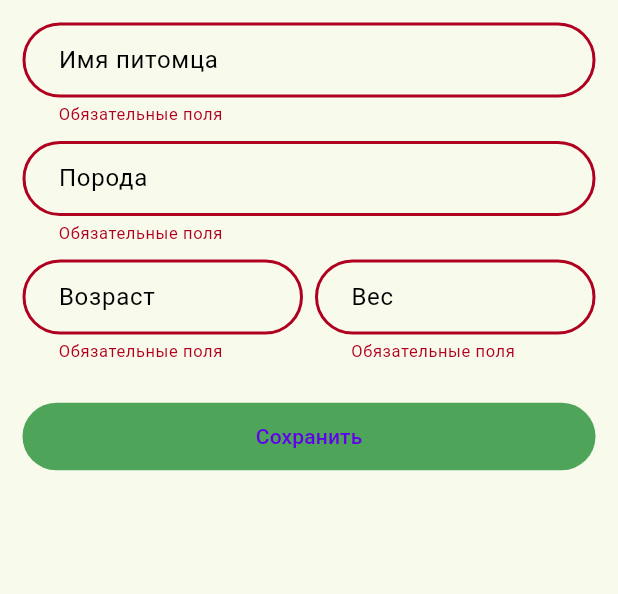
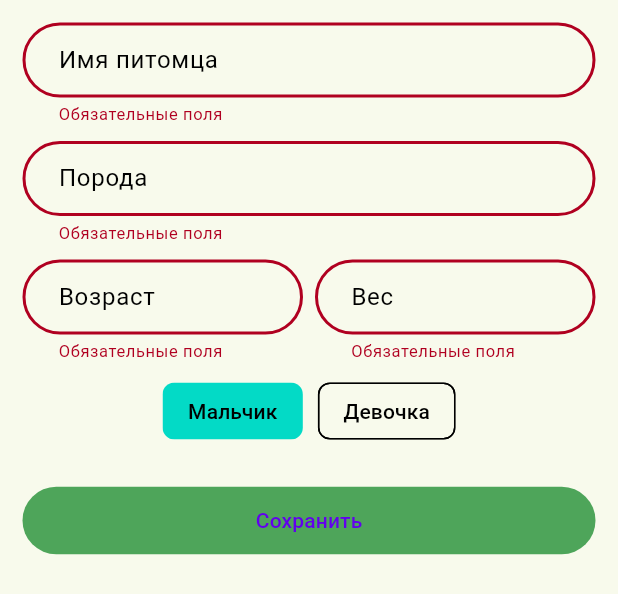
Before and after one commit to Project-DogsAndCat/DogsAndCat, a Flutter app: the AddPetPage widget shown alone on an empty page, opened directly, after a tap on "Сохранить", on a phone screen of 412 x 824 dp. Shown: the top 594 px of the screen. Run offline on Flutter 3.47's test engine with Material 3 defaults, Android fonts, the phone set to English and light mode, and no system bars; our stand-ins replace flutter_bloc, flutter_holo_date_picker, flutter_svg, fpdart, freezed_annotation, geolocator and 4 more; missing offline and left inert: yandex_mapkit; accounts and stored records are empty.

Commit message:
Чутка отрефакторил, как говорится, немного поработал с добавлением и удалением питомцев, а именно пол их

```diff
--- a/dogs_and_cats/lib/core/utils/app_strings.dart
+++ b/dogs_and_cats/lib/core/utils/app_strings.dart
@@ -1,29 +1,40 @@
 class AppString {
   static const email = 'Email-адрес';
-  static const name = 'Имя';
   static const password = 'Пароль';
   static const phone = 'Телефон';
-  static const required = 'Обязательные поля';
   static const firstName = 'Имя';
   static const lastName = 'Фамилия';
   static const firstAndLastName = 'Имя и Фамилия';
   static const personalData = 'Личные данные';
-  static const myPets = 'Мои питомцы';
-  static const providedValidName = 'Укажите действительное имя';
+  static const required = 'Обязательные поля';
   static const providedValidEmail = 'Укажите действительню почту';
   static const providedValidPhone = 'Укажите действительню номер телефона';
   static const providedValidPassword = 'Укажите действительный пароль';
   static const register = 'Зарегистрироваться';
+  static const login = 'Войти';
+  static const logout = "Выйти";
+  static const profile = "Профиль";
+  static const profileUpdated = "Профиль изменился";
+  static const success = "Успешно";
+  static const save = 'Сохранить';
+  static const update = 'Изменить';
+
+  static const myPets = 'Мои питомцы';
+  static const nameOfPet = 'Имя питомца';
+  static const breed = 'Порода';
+  static const age = 'Возраст';
+  static const weight = 'Вес';
+  static const gender = 'Пол';
+  static const addPet = 'Добавить питомца';
+  static const usualPet = 'Без особенностей';
+  static const unusualPet = 'С особенностями';
+  static const boy = 'Мальчик';
+  static const girl = 'Девочка';
+
   static const internalServerError = 'Отсутствует соединение с интернетом';
   static const internetNotFound = 'Отсутствует соединение с интернетом';
-  static const login = 'Войти';
   static const accountCreated = 'Аккаунт успешно создан';
   static const loginSuccess = 'Вы успешно вошли';
   static const newUser = "У вас нет аккаунта? ";
   static const noDataFound = 'Данные не найдены';
-
-  static const profile = "Профиль";
-  static const logout = "Выйти";
-  static const profileUpdated = "Профиль изменился";
-  static const success = "Успешно";
 }
--- a/dogs_and_cats/lib/core/widgets/custom_text_form_field.dart
+++ b/dogs_and_cats/lib/core/widgets/custom_text_form_field.dart
@@ -34,6 +34,7 @@ class CustomTextFormField extends StatelessWidget {
       decoration: InputDecoration(
         suffixIcon: suffixIcon,
         hintText: hintText,
+        hintStyle: TextStyle(color: color),
         errorStyle: TextStyle(
           fontSize: 11,
         ),
--- a/dogs_and_cats/lib/domain/models/service_characteristics.dart
+++ b/dogs_and_cats/lib/domain/models/service_characteristics.dart
@@ -1,10 +1,10 @@
 class ServiceCharacteristic {
   ServiceCharacteristic({
-    required this.id,
+    required this.serviceId,
     required this.time,
     required this.price,
   });
-  final String id;
+  final String serviceId;
   final String time;
   final double price;
 }
--- a/dogs_and_cats/lib/presentation/account/pages/bottom_sheet_edit_page.dart
+++ b/dogs_and_cats/lib/presentation/account/pages/bottom_sheet_edit_page.dart
@@ -1,3 +1,4 @@
+import 'package:dogs_and_cats/core/utils/app_strings.dart';
 import 'package:flutter/material.dart';
 
 import '../../../core/widgets/rounded_elevated_button.dart';
@@ -38,7 +39,7 @@ class _BottomSheetEditPageState extends State<BottomSheetEditPage> {
                   Navigator.pop(context);
                 }
               },
-              widget: const Text('Изменить'),
+              widget: const Text(AppString.update),
             ),
           ],
         ),
--- a/dogs_and_cats/lib/presentation/pets/pages/add_pet_page.dart
+++ b/dogs_and_cats/lib/presentation/pets/pages/add_pet_page.dart
@@ -19,19 +19,20 @@ class AddPetPage extends StatefulWidget {
 
 class _AddPetPageState extends State<AddPetPage> {
   final _nameController = TextEditingController();
-  final _breadController = TextEditingController();
+  final _breedController = TextEditingController();
   final _ageController = TextEditingController();
   final _weightController = TextEditingController();
 
   @override
   void dispose() {
     _nameController.dispose();
-    _breadController.dispose();
+    _breedController.dispose();
     _ageController.dispose();
     _weightController.dispose();
     super.dispose();
   }
 
+  bool? _isBoy = true;
   @override
   Widget build(BuildContext context) {
     return Form(
@@ -43,7 +44,7 @@ class _AddPetPageState extends State<AddPetPage> {
           children: [
             CustomTextFormField(
               controller: _nameController,
-              hintText: 'Имя питомца',
+              hintText: AppString.nameOfPet,
               validator: (value) {
                 if (value!.isEmpty) {
                   return AppString.required;
@@ -53,12 +54,12 @@ class _AddPetPageState extends State<AddPetPage> {
               keyboardType: TextInputType.name,
               obscureText: false,
             ),
-            SizedBox(
+            const SizedBox(
               height: 10.0,
             ),
             CustomTextFormField(
-              controller: _breadController,
-              hintText: 'Порода',
+              controller: _breedController,
+              hintText: AppString.breed,
               validator: (value) {
                 if (value!.isEmpty) {
                   return AppString.required;
@@ -68,7 +69,7 @@ class _AddPetPageState extends State<AddPetPage> {
               keyboardType: TextInputType.text,
               obscureText: false,
             ),
-            SizedBox(
+            const SizedBox(
               height: 10.0,
             ),
             Row(
@@ -80,7 +81,7 @@ class _AddPetPageState extends State<AddPetPage> {
                       CustomTextFormField(
                         readOnly: true,
                         controller: _ageController,
-                        hintText: 'Возраст',
+                        hintText: AppString.age,
                         validator: (_) {
                           if (_ageController.text.isEmpty) {
                             return AppString.required;
@@ -99,14 +100,16 @@ class _AddPetPageState extends State<AddPetPage> {
                               final dateBhd =
                                   await DatePicker.showSimpleDatePicker(
                                 context,
-                                firstDate: DateTime(now.year - 20),
-                                lastDate: DateTime.now(),
+                                firstDate: DateTime(now.year - 30),
+                                lastDate: now,
                                 dateFormat: "dd-MMMM-yyyy",
                                 locale: DateTimePickerLocale.ru,
                                 looping: true,
                               );
 
-                              _ageController.text = _calculatingAge(dateBhd!);
+                              if (dateBhd != null) {
+                                _ageController.text = _calculatingAge(dateBhd);
+                              }
                             },
                             child: Container(
                               decoration: BoxDecoration(
@@ -119,13 +122,13 @@ class _AddPetPageState extends State<AddPetPage> {
                     ],
                   ),
                 ),
-                SizedBox(
+                const SizedBox(
                   width: 8.0,
                 ),
                 Expanded(
                   child: CustomTextFormField(
                     controller: _weightController,
-                    hintText: 'Вес',
+                    hintText: AppString.weight,
                     validator: (value) {
                       if (value!.isEmpty) {
                         return AppString.required;
@@ -141,17 +144,46 @@ class _AddPetPageState extends State<AddPetPage> {
                 ),
               ],
             ),
-            SizedBox(height: 25.0),
+            const SizedBox(height: 8.0),
+            Wrap(
+              spacing: 10.0,
+              children: [
+                ChoiceChip(
+                  label: Text(AppString.boy),
+                  showCheckmark: false,
+                  selected: _isBoy == true,
+                  onSelected: (bool selected) {
+                    setState(() {
+                      _isBoy = selected ? true : false;
+                    });
+                  },
+                ),
+                ChoiceChip(
+                  label: Text(AppString.girl),
+                  showCheckmark: false,
+                  selected: _isBoy == false,
+                  onSelected: (bool selected) {
+                    setState(() {
+                      _isBoy = selected ? false : true;
+                    });
+                  },
+                ),
+              ],
+            ),
+            SizedBox(
+              height: 25.0,
+            ),
             RoundedElevatedButton(
-              widget: Text('Сохранить'),
+              widget: const Text(AppString.save),
               onPressed: () {
-                if (AddPetPage._formKey.currentState!.validate()) {
+                if (AddPetPage._formKey.currentState!.validate() &&
+                    _isBoy != null) {
                   Pet pet = Pet(
                       name: _nameController.text,
-                      breed: _breadController.text,
+                      breed: _breedController.text,
                       age: _ageController.text,
                       weight: int.parse(_weightController.text),
-                      gender: 'gender');
+                      gender: _isBoy! ? AppString.boy : AppString.girl);
                   context.read<PetBloc>().add(PetEvent.add(pet: pet));
                 }
               },
@@ -164,16 +196,16 @@ class _AddPetPageState extends State<AddPetPage> {
 }
 
 String _calculatingAge(DateTime dateBhd) {
-  DateTime dateTimeNow = DateTime.now();
-  final year = (dateTimeNow.difference(dateBhd).inDays ~/ 365);
-  final month = (dateTimeNow.difference(dateBhd).inDays ~/ 30) - 12 * year;
-  final numberOfYear = _formatingYear(year);
-  return '$numberOfYear $month мес.';
+  DateTime today = DateTime.now();
+  final year = _formatingYear(today.year - dateBhd.year);
+  int mth = today.month - dateBhd.month;
+  if (mth < 0) mth = 12 + mth;
+  return '$year $mth мес.';
 }
 
 String _formatingYear(int year) {
-  if (year == 1) return '$year год';
-  if (year > 1 && year < 5) {
+  if (year % 10 == 1 && year != 11) return '$year год';
+  if (year % 10 > 1 && year % 10 < 5) {
     return '$year года';
   } else {
     return '$year лет';
--- a/dogs_and_cats/lib/presentation/pets/widgets/list_pets.dart
+++ b/dogs_and_cats/lib/presentation/pets/widgets/list_pets.dart
@@ -1,3 +1,4 @@
+import 'package:dogs_and_cats/core/utils/app_strings.dart';
 import 'package:flutter/material.dart';
 import 'package:flutter_bloc/flutter_bloc.dart';
 
@@ -24,8 +25,8 @@ class ListPets extends StatelessWidget {
                     child: CustomProfileButton(
                       mainInfoTitle: state.pets[index].name.toString(),
                       otherInfoTitle: state.pets[index].features == null
-                          ? 'Без особенностей'
-                          : 'Есть особенности',
+                          ? AppString.usualPet
+                          : AppString.unusualPet,
                       icon: Icons.add,
                       onPressed: () {
                         showModalBottomSheet<void>(
--- a/dogs_and_cats/pubspec.yaml
+++ b/dogs_and_cats/pubspec.yaml
@@ -51,6 +51,7 @@ dependencies:
   yandex_mapkit: ^4.1.0
   geolocator: ^13.0.2
   flutter_holo_date_picker: ^2.0.0
+  intl: ^0.17.0
 
 dev_dependencies:
   flutter_test:
```
Also changed, not shown: dogs_and_cats/lib/data/models/service_characteristic/service_characteristic_dto.dart (+5 -4 lines), dogs_and_cats/lib/data/repositories/pet_repository_impl.dart (+6 -6 lines), dogs_and_cats/lib/presentation/account/pages/profile_page.dart (+7 -6 lines), dogs_and_cats/lib/presentation/pets/pages/edit_pet_page.dart (+28 -9 lines), dogs_and_cats/lib/presentation/pets/pages/pets_page.dart (+6 -6 lines), dogs_and_cats/lib/data/models/service_characteristic/service_characteristic_dto.g.dart, dogs_and_cats/pubspec.lock.
